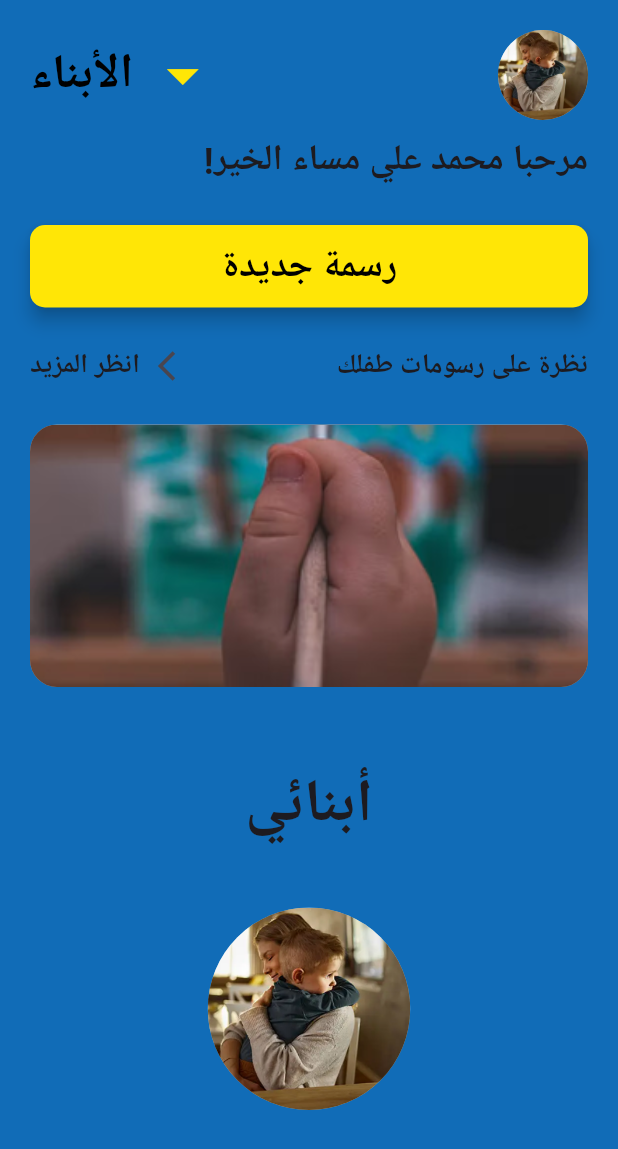
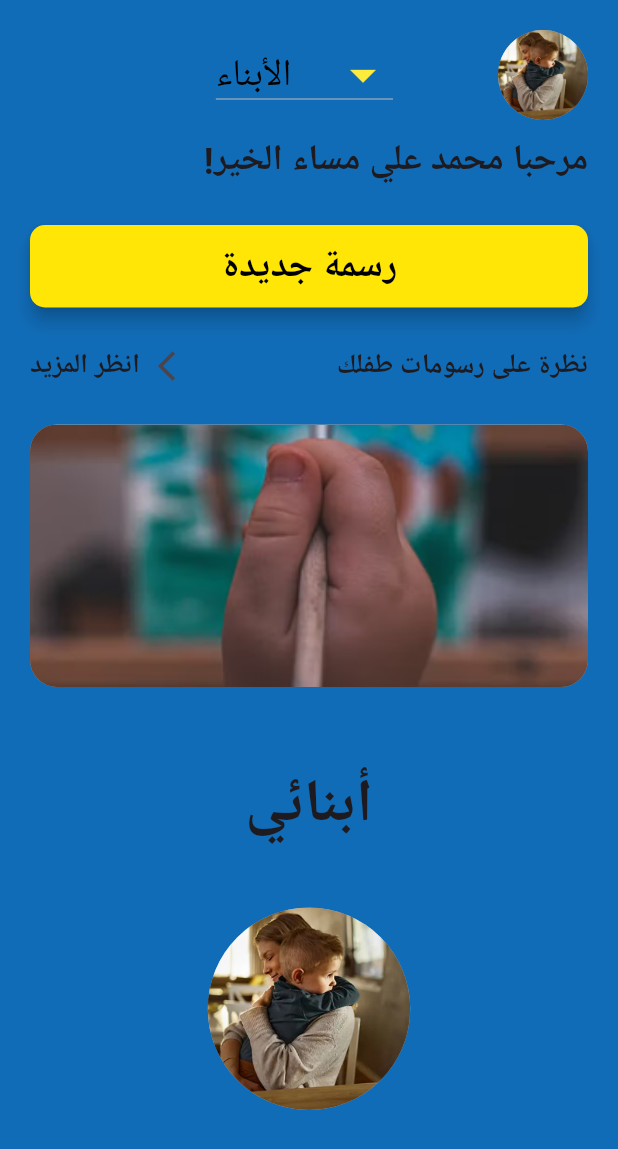
Before and after one commit to DevZiyadAtaweel/Canvasapp, a Flutter app: the HomeScreen screen opened directly, on a phone screen of 412 x 824 dp. Shown: the top 1149 px of the screen. Run offline on Flutter 3.47's test engine with Material 3 defaults, Android fonts, the phone set to English and light mode, and no system bars; our stand-ins replace bloc, firebase_auth, firebase_core, flutter_bloc, go_router, google_sign_in and 2 more; accounts and stored records are empty; Roboto replaces fonts that are missing (Arial).

Commit message:
new screen drawwing and Modification of some items

```diff
--- a/lib/main.dart
+++ b/lib/main.dart
@@ -16,7 +16,7 @@ class MyApp extends StatelessWidget {
   @override
   Widget build(BuildContext context) {
     return MaterialApp(
-      home: DrawingScreen(),
+      home: HomeScreen(),
     );
     // MaterialApp.router(
     //   routerConfig: appRouter,
--- a/lib/view/screen/home_screen.dart
+++ b/lib/view/screen/home_screen.dart
@@ -5,6 +5,7 @@ import '../widgets/custem_drawing_widgets.dart';
 import '../widgets/custem_elevatedButton_widgets.dart';
 import '../widgets/custem_image_icon_widgets.dart';
 import '../widgets/name_drawer_widgets.dart';
+import 'drawing_screen.dart';
 
 class HomeScreen extends StatelessWidget {
   const HomeScreen({super.key});
@@ -20,23 +21,28 @@ class HomeScreen extends StatelessWidget {
           child: ListView(
             children: [
               Column(
+                mainAxisAlignment: MainAxisAlignment.center,
                 crossAxisAlignment: CrossAxisAlignment.end,
                 children: [
                   const SizedBox(height: 20),
 
                   // مسافة علوية إضافية
                   Row(
-                    mainAxisAlignment: MainAxisAlignment.spaceBetween,
+                    mainAxisAlignment: MainAxisAlignment.end,
                     crossAxisAlignment: CrossAxisAlignment.center,
                     children: [
-                      NameDrawerWidgets(
-                        TextName: 'الأبناء',
+
+                      NameDrawerWidgets(),
+                      SizedBox(
+                        width: 70,
                       ),
-                      CustemImageIconWidgets(
-                        width: 60,
-                        height: 60,
-                        imagepath: 'assets/images/on_boarding_new.png',
-                      ),
+
+                          CustemImageIconWidgets(
+                            width: 60,
+                            height: 60,
+                            imagepath: 'assets/images/on_boarding_new.png',
+                          ),
+
                     ],
                   ),
                   // *******************
@@ -52,7 +58,14 @@ class HomeScreen extends StatelessWidget {
                   // زر رسمة جديدة
                   // *******************
                   const SizedBox(height: 25),
-                  CustemElevatedbuttonWidgets(width:double.infinity,textButton: 'رسمة جديدة'),
+                  CustemElevatedbuttonWidgets(
+                    onPressed:()
+                    {
+                      Navigator.push(context, MaterialPageRoute(builder: (context)=>DrawingScreen()));
+                    },
+                    width: double.infinity,
+                    textButton: 'رسمة جديدة',
+                  ),
                   SizedBox(height: 15),
                   // *******************
                   // نظرة على رسومات طفلك
--- a/lib/view/widgets/custem_drawing_widgets.dart
+++ b/lib/view/widgets/custem_drawing_widgets.dart
@@ -1,30 +1,39 @@
 import 'package:flutter/material.dart';
+
 class CustemDrawingWidgets extends StatelessWidget {
   const CustemDrawingWidgets({
-    super.key, required this.width,
-    this.textContainer = const SizedBox(), required this.Textimage,});
-  final double width ;
+    super.key,
+    required this.width,
+    this.textContainer = const SizedBox(),
+    required this.Textimage,
+  });
+
+  final double width;
+
   final Widget textContainer;
   final String Textimage;
+
   @override
   Widget build(BuildContext context) {
-    return  Column(
+    return Column(
       children: [
         Container(
           height: 175,
           width: width,
           decoration: BoxDecoration(
-            image: DecorationImage(image: AssetImage(Textimage),fit: BoxFit.cover),
+            image: DecorationImage(
+              image: AssetImage(Textimage),
+              fit: BoxFit.cover,
+            ),
             color: Colors.grey,
             borderRadius: BorderRadius.all(Radius.circular(18)),
           ),
         ),
-        SizedBox(
-          height: 10,
-        ),
+        SizedBox(height: 10),
         textContainer,
       ],
     );
   }
 }
+
 // fit: BoxFit.cover,
--- a/lib/view/widgets/custem_elevatedButton_widgets.dart
+++ b/lib/view/widgets/custem_elevatedButton_widgets.dart
@@ -44,9 +44,9 @@ class CustemElevatedbuttonWidgets extends StatelessWidget {
     super.key,
     required this.textButton,
     required this.width,
-    this.icon,
+    this.icon, required this.onPressed,
   });
-
+  final VoidCallback onPressed;
   final String textButton;
   final double width;
   final Widget? icon; // ⬅ أيقونة اختيارية
@@ -57,7 +57,7 @@ class CustemElevatedbuttonWidgets extends StatelessWidget {
       height: 55,
       width: width,
       child: ElevatedButton(
-        onPressed: () {},
+        onPressed: onPressed,
         style: ElevatedButton.styleFrom(
           backgroundColor: AppColors.yellow,
           foregroundColor: Colors.black,
--- a/lib/view/widgets/name_drawer_widgets.dart
+++ b/lib/view/widgets/name_drawer_widgets.dart
@@ -1,30 +1,57 @@
 import 'package:flutter/material.dart';
 
 import '../../core/constants/app_colors.dart';
-class NameDrawerWidgets extends StatelessWidget {
-  const NameDrawerWidgets({super.key, required this.TextName});
-final String TextName;
+
+class NameDrawerWidgets extends StatefulWidget {
+  const NameDrawerWidgets({super.key, });
+
+
+  @override
+  State<NameDrawerWidgets> createState() => _NameDrawerWidgetsState();
+}
+
+class _NameDrawerWidgetsState extends State<NameDrawerWidgets> {
+  String? itemName = 'الأبناء';
+
+  List<String> items = ['الأبناء', 'الأمهات', 'الآباء', 'الأصدقاء'];
+
+
   @override
   Widget build(BuildContext context) {
-    return   Row(
+    return Row(
+      mainAxisAlignment: MainAxisAlignment.center,
+      children: [
+        DropdownButton<String>(
+          value: itemName,
 
-mainAxisAlignment: MainAxisAlignment.center,
-      children: [
-         Text(
-          TextName,
-          style: TextStyle(
+          // ⬅️ **تم إضافة menuStyle هنا (المكان الصحيح)**
+
+
+          icon: const Icon(
+            Icons.arrow_drop_down, // أيقونة السهم القياسية
+            size: 40.0,
+            color: Colors.yellow,
+          ),
+          style: const TextStyle(
             color: Colors.black,
-            fontSize: 32,
-            fontWeight: FontWeight.bold,
-            fontFamily: 'Arial',
+            fontSize: 25.0,
           ),
-        ),
-        const SizedBox(width: 8),
-        // السهم
-        Icon(
-          Icons.arrow_drop_down,
-          color: AppColors.yellow, // استخدم ثابت الألوان
-          size: 50,
+
+          items: items.map<DropdownMenuItem<String>>((String item) {
+            return DropdownMenuItem<String>(
+
+              value: item,
+              child: Text(item),
+            );
+          }).toList(),
+
+          onChanged: (String? newValue) {
+            if (newValue != null) {
+              setState(() {
+                itemName = newValue;
+              });
+            }
+          },
         ),
       ],
     );
```
Also changed, not shown: lib/camera_simple_example.dart (added, +233 -0 lines), lib/view/screen/drawing_screen.dart (+108 -14 lines).
